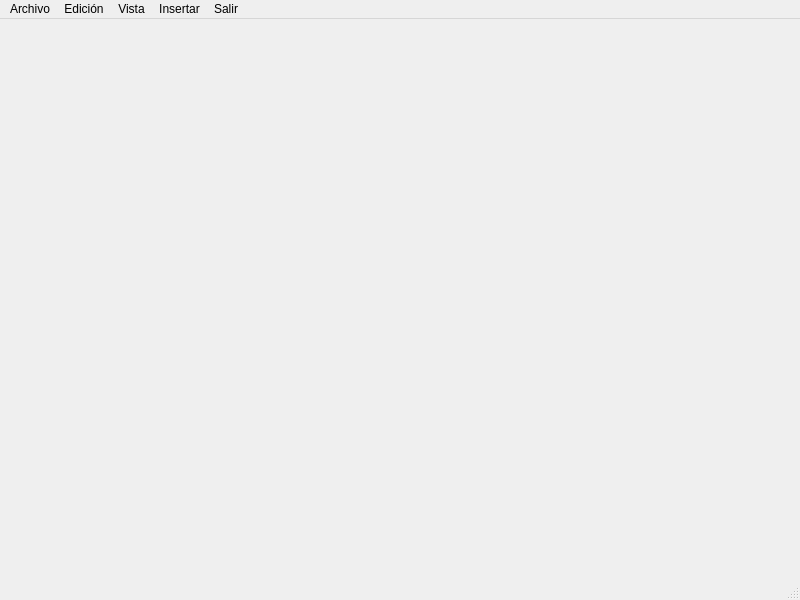
The window that Python_PixelBlack/QTgui/prueba_menu.ui (danrodaba/Python) describes before a commit, drawn with Qt 5.
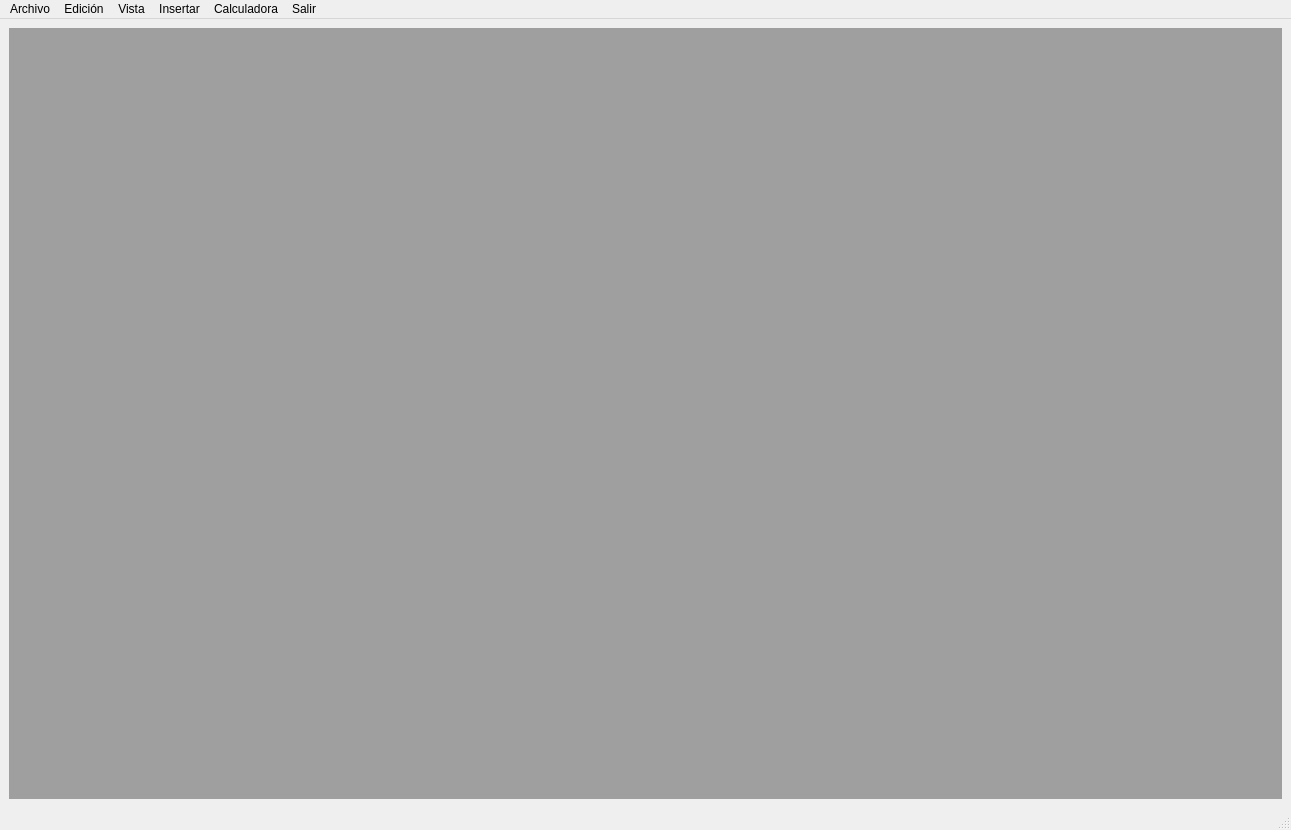
The same window after the commit.

Diff of the .ui file:
```diff
--- a/Python_PixelBlack/QTgui/prueba_menu.ui
+++ b/Python_PixelBlack/QTgui/prueba_menu.ui
@@ -6,21 +6,27 @@
    <rect>
     <x>0</x>
     <y>0</y>
-    <width>800</width>
-    <height>600</height>
+    <width>1291</width>
+    <height>830</height>
    </rect>
   </property>
   <property name="windowTitle">
    <string>MainWindow</string>
   </property>
-  <widget class="QWidget" name="centralwidget"/>
+  <widget class="QWidget" name="centralwidget">
+   <layout class="QHBoxLayout" name="horizontalLayout">
+    <item>
+     <widget class="QMdiArea" name="mdiArea"/>
+    </item>
+   </layout>
+  </widget>
   <widget class="QMenuBar" name="menubar">
    <property name="geometry">
     <rect>
      <x>0</x>
      <y>0</y>
-     <width>800</width>
-     <height>21</height>
+     <width>1291</width>
+     <height>26</height>
     </rect>
    </property>
    <widget class="QMenu" name="menuArchivo">
@@ -79,10 +85,17 @@
     </property>
     <addaction name="actionSalir"/>
    </widget>
+   <widget class="QMenu" name="menuCalculadora">
+    <property name="title">
+     <string>Calculadora</string>
+    </property>
+    <addaction name="actionCalculadora"/>
+   </widget>
    <addaction name="menuArchivo"/>
    <addaction name="menuEdici_n"/>
    <addaction name="menuVista"/>
    <addaction name="menuInsertar"/>
+   <addaction name="menuCalculadora"/>
    <addaction name="menuSalir"/>
   </widget>
   <widget class="QStatusBar" name="statusbar"/>
```
Left out of the diff: 15 changed lines with no effect on the pictures.
